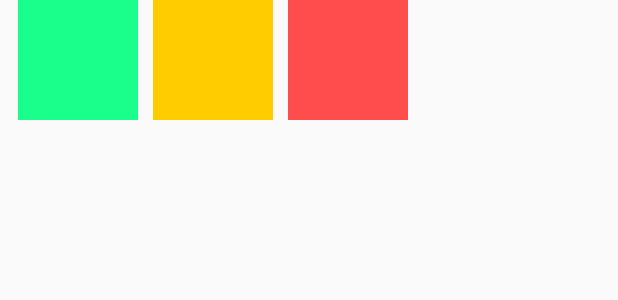
After one commit to dzijo/androidDevAcademy, an Android app: the layout fragment_dialog_change_priority.xml on its own in the app's theme, with its tools: preview values and no code run, on a phone screen of 412 x 824 dp. The commit adds this screen. Shown: the top 300 px of the screen. Run offline under Robolectric (Android 15) with nearby library versions, the phone set to English and light mode, and no system bars.

Commit message:
Almost done

```diff
--- a/Homework5/TaskieFragments/app/src/main/java/hr/ferit/brunozoric/taskie/ui/fragments/AboutFragment.kt
+++ b/Homework5/TaskieFragments/app/src/main/java/hr/ferit/brunozoric/taskie/ui/fragments/AboutFragment.kt
@@ -24,6 +24,11 @@ class AboutFragment : BaseFragment() {
         return inflater.inflate(R.layout.fragment_about, container, false)
     }
 
+    override fun onResume() {
+        super.onResume()
+        this.setHasOptionsMenu(false)
+    }
+
     override fun onViewCreated(view: View, savedInstanceState: Bundle?) {
         super.onViewCreated(view, savedInstanceState)
 
--- /dev/null
+++ b/Homework5/TaskieFragments/app/src/main/java/hr/ferit/brunozoric/taskie/ui/fragments/ClearAllListeners.kt
@@ -0,0 +1,5 @@
+package hr.ferit.brunozoric.taskie.ui.fragments
+
+interface ClearAllListeners {
+    fun clearAllTasks()
+}
--- /dev/null
+++ b/Homework5/TaskieFragments/app/src/main/res/layout/fragment_dialog_change_priority.xml
@@ -0,0 +1,28 @@
+<?xml version="1.0" encoding="utf-8"?>
+<LinearLayout xmlns:android="http://schemas.android.com/apk/res/android"
+              android:orientation="horizontal"
+              android:layout_width="wrap_content"
+              android:layout_height="wrap_content"
+              android:paddingStart="@dimen/marginLarge"
+              android:paddingEnd="@dimen/marginLarge">
+    <ImageButton
+            android:id="@+id/changePriorityLow"
+            android:layout_width="@dimen/detailsPriorityWidth"
+            android:layout_height="@dimen/detailsPriorityHeight"
+            android:background="@color/colorLow"/>
+
+    <ImageButton
+            android:id="@+id/changePriorityMedium"
+            android:layout_width="@dimen/detailsPriorityWidth"
+            android:layout_height="@dimen/detailsPriorityHeight"
+            android:background="@color/colorMedium"
+            android:layout_marginStart="10dp"/>
+
+    <ImageButton
+            android:id="@+id/changePriorityHigh"
+            android:layout_width="@dimen/detailsPriorityWidth"
+            android:layout_height="@dimen/detailsPriorityHeight"
+            android:background="@color/colorHigh"
+            android:layout_marginStart="10dp"/>
+
+</LinearLayout>
--- a/Homework5/TaskieFragments/app/src/main/res/layout/fragment_tasks.xml
+++ b/Homework5/TaskieFragments/app/src/main/res/layout/fragment_tasks.xml
@@ -1,5 +1,6 @@
 <?xml version="1.0" encoding="utf-8"?>
 <androidx.constraintlayout.widget.ConstraintLayout
+        android:id="@+id/fragmentTasks"
         xmlns:android="http://schemas.android.com/apk/res/android"
         xmlns:app="http://schemas.android.com/apk/res-auto"
         android:layout_width="match_parent"
--- a/Homework5/TaskieFragments/app/src/main/res/values/dimens.xml
+++ b/Homework5/TaskieFragments/app/src/main/res/values/dimens.xml
@@ -3,8 +3,8 @@
     <dimen name="match_constraint">0dp</dimen>
     <dimen name="textSizeHeading">26sp</dimen>
     <dimen name="marginLarge">12dp</dimen>
-    <dimen name="detailsPriorityWidth">100dp</dimen>
-    <dimen name="detailsPriorityHeight">100dp</dimen>
+    <dimen name="detailsPriorityWidth">80dp</dimen>
+    <dimen name="detailsPriorityHeight">80dp</dimen>
     <dimen name="itemPriorityWidth">36dp</dimen>
     <dimen name="itemPriorityHeight">36dp</dimen>
     <dimen name="TitleTextSize">50sp</dimen>
--- a/Homework5/TaskieFragments/app/src/main/res/values/strings.xml
+++ b/Homework5/TaskieFragments/app/src/main/res/values/strings.xml
@@ -19,5 +19,10 @@
     <string name="about_author_text">Matej Džijan &#xD;Student at FERIT Osijek</string>
     <string name="about_app">About App</string>
     <string name="about_app_text">Taskie App. Used to take care of your tasks. &#xA;Version 1.0.</string>
+
     <string name="save_changes">Save Changes</string>
+    <string name="sort_tasks_by_priority">Sort tasks by priority</string>
+    <string name="sort_tasks_by_title">Sort tasks by title</string>
+    <string name="delete_all_tasks">Delete all tasks</string>
+    <string name="delete_this_task">Delete this task?</string>
 </resources>
```
Also changed, not shown: Homework5/TaskieFragments/app/src/main/java/hr/ferit/brunozoric/taskie/ui/activities/MainActivity.kt (+49 -1 lines), Homework5/TaskieFragments/app/src/main/java/hr/ferit/brunozoric/taskie/ui/fragments/ChangePriorityFragmentDialog.kt (added, +65 -0 lines), Homework5/TaskieFragments/app/src/main/java/hr/ferit/brunozoric/taskie/ui/fragments/SortBy.kt (added, +9 -0 lines), Homework5/TaskieFragments/app/src/main/java/hr/ferit/brunozoric/taskie/ui/fragments/TaskDetailsFragment.kt (+10 -1 lines), Homework5/TaskieFragments/app/src/main/java/hr/ferit/brunozoric/taskie/ui/fragments/TasksFragment.kt (+41 -7 lines), Homework5/TaskieFragments/app/src/main/res/menu/menu_taskie.xml (added, +17 -0 lines).
